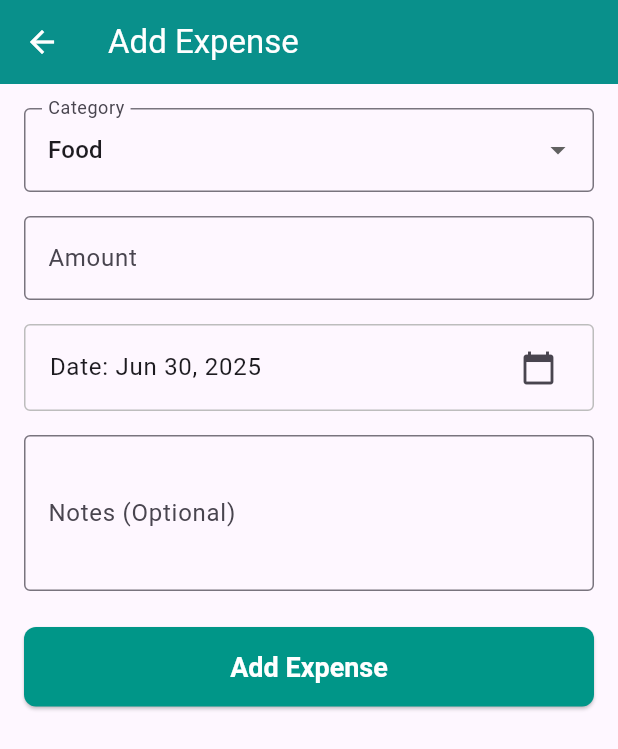
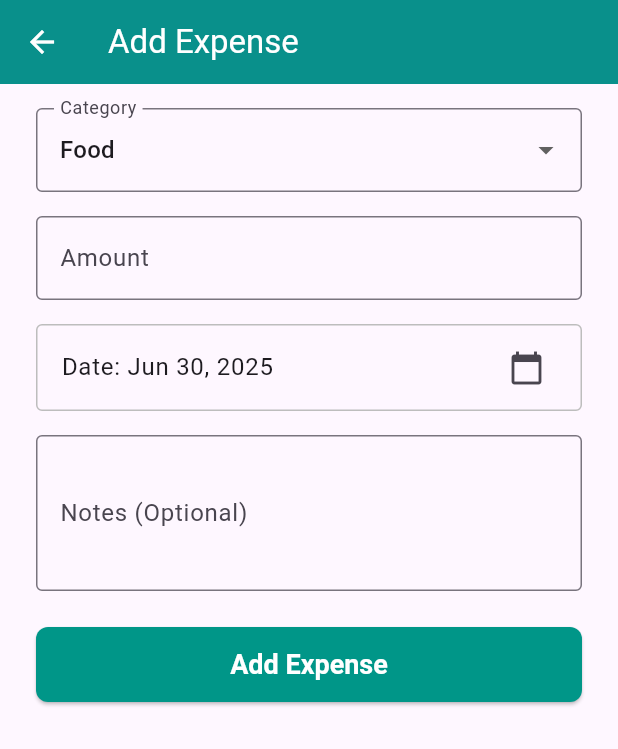
Before and after one commit to arjunajaygit/FlutterExpenseTracker, a Flutter app: the screen it shows once a user with an empty profile is signed in, after a tap on the "add" icon, on a phone screen of 412 x 824 dp. Shown: the top 749 px of the screen. Run offline on Flutter 3.47's test engine with Material 3 defaults, Android fonts, the light colour scheme and no system bars; our stand-ins replace cloud_firestore, firebase_auth, firebase_core, flutter_slidable, get, intl_phone_field and 1 more; accounts and stored records are empty.

Commit message:
Responsive UI

```diff
--- a/lib/screens/add_edit_expense_screen.dart
+++ b/lib/screens/add_edit_expense_screen.dart
@@ -1,78 +1,78 @@
-// /Users/arjun/ExpenseTracker/lib/screens/add_edit_expense_screen.dart
+// lib/screens/add_edit_expense_screen.dart
 import 'package:expense_tracker/controllers/expense_controller.dart';
 import 'package:expense_tracker/models/expense_model.dart';
 import 'package:flutter/material.dart';
 import 'package:get/get.dart';
 import 'package:intl/intl.dart';
+import 'package:responsive_builder/responsive_builder.dart';
 
 class AddEditExpenseScreen extends StatelessWidget {
   final ExpenseController expenseController = Get.find();
-  final Expense? expense; // Null when adding, has value when editing
+  // We still accept the expense object for the initial tap on mobile
+  final Expense? expense;
 
   AddEditExpenseScreen({super.key, this.expense});
 
   @override
   Widget build(BuildContext context) {
+    // Determine if we are editing based on the controller's state now.
+    // The passed 'expense' object is only for the very first build on mobile.
     final isEditing = expense != null;
 
-    return Scaffold(
-      appBar: AppBar(
-        title: Text(isEditing ? 'Edit Expense' : 'Add Expense'),
-      ),
-      body: SingleChildScrollView(
-        padding: const EdgeInsets.all(16.0),
+    final formBody = SingleChildScrollView(
+      padding: const EdgeInsets.symmetric(horizontal: 24, vertical: 16),
       child: Form(
         key: expenseController.formKey,
         child: Column(
           crossAxisAlignment: CrossAxisAlignment.stretch,
           children: [
+            // For desktop, add a title inside the form pane.
+            if (getDeviceType(MediaQuery.of(context).size) != DeviceScreenType.mobile)
+              Padding(
+                padding: const EdgeInsets.only(bottom: 24.0, top: 8.0),
+                // This title is now also reactive
+                child: Obx(
+                  () => Text(
+                    expenseController.editingId.value != null ? 'Edit Expense Details' : 'Add a New Expense',
+                    style: Theme.of(context).textTheme.headlineMedium,
+                  ),
+                ),
+              ),
+
             // Category Dropdown
             Obx(() {
               return DropdownButtonFormField<String>(
                 value: expenseController.selectedCategory.value,
-                  decoration: const InputDecoration(
-                    labelText: 'Category',
-                    border: OutlineInputBorder(),
-                  ),
+                decoration: const InputDecoration(labelText: 'Category'),
                 items: expenseController.categories.map((String category) {
                   return DropdownMenuItem<String>(
                     value: category,
                     child: Text(category),
                   );
                 }).toList(),
-                  onChanged: (newValue) {
-                    expenseController.selectedCategory.value = newValue!;
-                  },
-                  validator: (value) =>
-                      value == null ? 'Please select a category' : null,
+                onChanged: (newValue) => expenseController.selectedCategory.value = newValue!,
+                validator: (value) => value == null ? 'Please select a category' : null,
               );
             }),
             const SizedBox(height: 16),
+
             // Amount Field
             TextFormField(
               controller: expenseController.amountController,
-                decoration: const InputDecoration(
-                  labelText: 'Amount',
-                  prefixText: '₹ ',
-                  border: OutlineInputBorder(),
-                ),
+              decoration: const InputDecoration(labelText: 'Amount', prefixText: '₹ '),
               keyboardType: const TextInputType.numberWithOptions(decimal: true),
               validator: (value) {
-                  if (value == null || value.isEmpty) {
-                    return 'Please enter an amount';
-                  }
-                  if (double.tryParse(value) == null || double.parse(value) <= 0) {
-                    return 'Please enter a valid amount greater than 0';
-                  }
+                if (value == null || value.isEmpty) return 'Please enter an amount';
+                if (double.tryParse(value) == null || double.parse(value) <= 0) return 'Please enter a valid amount';
                 return null;
               },
             ),
             const SizedBox(height: 16),
+
             // Date Picker
             Obx(() {
               return ListTile(
-                  title: Text(
-                      "Date: ${DateFormat.yMMMd().format(expenseController.selectedDate.value)}"),
+                title: Text("Date: ${DateFormat.yMMMd().format(expenseController.selectedDate.value)}"),
                 trailing: const Icon(Icons.calendar_today),
                 onTap: () async {
                   DateTime? picked = await showDatePicker(
@@ -81,9 +81,7 @@ class AddEditExpenseScreen extends StatelessWidget {
                     firstDate: DateTime(2000),
                     lastDate: DateTime.now(),
                   );
-                    if (picked != null) {
-                      expenseController.selectedDate.value = picked;
-                    }
+                  if (picked != null) expenseController.selectedDate.value = picked;
                 },
                 shape: RoundedRectangleBorder(
                   borderRadius: BorderRadius.circular(4),
@@ -92,32 +90,48 @@ class AddEditExpenseScreen extends StatelessWidget {
               );
             }),
             const SizedBox(height: 16),
+
             // Notes Field
             TextFormField(
               controller: expenseController.notesController,
-                decoration: const InputDecoration(
-                  labelText: 'Notes (Optional)',
-                  border: OutlineInputBorder(),
-                ),
+              decoration: const InputDecoration(labelText: 'Notes (Optional)'),
               maxLines: 3,
             ),
             const SizedBox(height: 24),
-              // Save Button
+
+            // --- MODIFIED THIS BUTTON ---
             ElevatedButton(
               onPressed: () {
-                  expenseController.saveExpense(docId: expense?.id);
+                // The controller is now smart enough to know what to do.
+                expenseController.saveExpense();
               },
-                style: ElevatedButton.styleFrom(
-                  padding: const EdgeInsets.symmetric(vertical: 16),
-                  backgroundColor: Colors.teal,
-                  foregroundColor: Colors.white,
+              // This Obx is now listening to a real .obs variable and is correct.
+              child: Obx(() => Text(expenseController.editingId.value != null ? 'Update Expense' : 'Add Expense')),
             ),
-                child: Text(isEditing ? 'Update Expense' : 'Add Expense', style: const TextStyle(fontSize: 18)),
-              ),
+            const SizedBox(height: 16),
+
+            // Add a clear button for desktop convenience
+            if (getDeviceType(MediaQuery.of(context).size) != DeviceScreenType.mobile)
+              TextButton(
+                onPressed: () => expenseController.clearControllers(),
+                child: const Text('Clear Form')
+              )
           ],
         ),
       ),
+    );
+
+    return ScreenTypeLayout.builder(
+      mobile: (BuildContext context) => Scaffold(
+        appBar: AppBar(
+          // On mobile, the title is static based on the initial state
+          title: Text(isEditing ? 'Edit Expense' : 'Add Expense'),
         ),
+        body: formBody,
+      ),
+      // On desktop/tablet, no Scaffold is needed as it's part of a larger layout
+      tablet: (BuildContext context) => formBody,
+      desktop: (BuildContext context) => formBody,
     );
   }
 }
--- a/lib/screens/auth_wrapper.dart
+++ b/lib/screens/auth_wrapper.dart
@@ -1,7 +1,7 @@
 // lib/screens/auth_wrapper.dart
 import 'package:expense_tracker/controllers/auth_controller.dart';
-import 'package:expense_tracker/screens/expense_list_screen.dart';
 import 'package:expense_tracker/screens/login_screen.dart';
+import 'package:expense_tracker/screens/widgets/responsive_layout.dart'; // <<< IMPORT THIS
 import 'package:flutter/material.dart';
 import 'package:get/get.dart';
 
@@ -10,32 +10,26 @@ class AuthWrapper extends GetView<AuthController> {
 
   @override
   Widget build(BuildContext context) {
-    // Obx will react to all observable changes inside it
     return Obx(() {
-      // 1. While the controller is checking the initial auth state, show a loading screen.
       if (!controller.isInitialized.value) {
         return const Scaffold(
           body: Center(child: CircularProgressIndicator()),
         );
       }
 
-      // 2. If user is authenticated, but we are still fetching their data from Firestore,
-      //    keep showing the loading screen to prevent a UI flicker.
       if (controller.firebaseUser.value != null && controller.firestoreUser.value == null) {
         return const Scaffold(
           body: Center(child: CircularProgressIndicator()),
         );
       }
 
-      // 3. Once we know for sure that there's no authenticated user, show the LoginScreen.
-      //    (This covers both the case where the user is logged out, and the case where
-      //     firebaseUser is null and firestoreUser is also null).
       if (controller.firebaseUser.value == null) {
         return LoginScreen();
       }
 
-      // 4. If both the auth user and their Firestore data are ready, show the main app screen.
-      return ExpenseListScreen();
+      // <<< THIS IS THE CHANGE >>>
+      // If the user is logged in, show the responsive layout.
+      return const ResponsiveLayout();
     });
   }
 }
--- a/lib/screens/expense_list_screen.dart
+++ b/lib/screens/expense_list_screen.dart
@@ -2,11 +2,11 @@
 import 'package:expense_tracker/controllers/auth_controller.dart';
 import 'package:expense_tracker/controllers/expense_controller.dart';
 import 'package:expense_tracker/screens/add_edit_expense_screen.dart';
+import 'package:expense_tracker/screens/widgets/expense_list_widget.dart';
 import 'package:flutter/material.dart';
 import 'package:get/get.dart';
-import 'package:intl/intl.dart';
-import 'package:flutter_slidable/flutter_slidable.dart';
 
+// This screen is now just the mobile view.
 class ExpenseListScreen extends StatelessWidget {
   final ExpenseController expenseController = Get.find();
   final AuthController authController = Get.find();
@@ -17,24 +17,8 @@ class ExpenseListScreen extends StatelessWidget {
   Widget build(BuildContext context) {
     return Scaffold(
       appBar: AppBar(
-        // Use Obx to make the title reactive to user data changes
         title: Obx(() {
-          // This correctly checks for the Firestore user's name
           final userName = authController.firestoreUser.value?['name'];
-          if (userName == null) {
-            return const Row(
-              children: [
-                Text('Welcome'),
-                SizedBox(width: 8),
-                SizedBox(
-                  width: 16,
-                  height: 16,
-                  child: CircularProgressIndicator(strokeWidth: 2, color: Colors.white),
-                ),
-              ],
-            );
-          }
-          // THIS IS THE CORRECTED LINE
           return Text('Welcome, $userName!');
         }),
         actions: [
@@ -47,87 +31,12 @@ class ExpenseListScreen extends StatelessWidget {
           )
         ],
       ),
-      body: Column(
-        children: [
-          // Total expenses summary card
-          Padding(
-            padding: const EdgeInsets.all(16.0),
-            child: Card(
-              elevation: 4,
-              child: Padding(
-                padding: const EdgeInsets.all(16.0),
-                child: Obx(() => Text(
-                      'Total Expenses: ₹${expenseController.totalExpenses.value.toStringAsFixed(2)}',
-                      style: Theme.of(context).textTheme.headlineSmall?.copyWith(
-                            color: Colors.teal,
-                            fontWeight: FontWeight.bold,
-                          ),
-                    )),
-              ),
-            ),
-          ),
-          // List of expenses
-          Expanded(
-            child: Obx(() {
-              if (expenseController.expenses.isEmpty) {
-                return const Center(
-                    child: Text('No expenses yet. Add one!',
-                        style: TextStyle(fontSize: 18)));
-              }
-              return ListView.builder(
-                itemCount: expenseController.expenses.length,
-                itemBuilder: (context, index) {
-                  final expense = expenseController.expenses[index];
-                  return Card(
-                    margin:
-                        const EdgeInsets.symmetric(horizontal: 16, vertical: 6),
-                    child: Slidable(
-                      key: ValueKey(expense.id),
-                      endActionPane: ActionPane(
-                        motion: const DrawerMotion(),
-                        children: [
-                          SlidableAction(
-                            onPressed: (context) {
-                              expenseController.deleteExpense(expense.id!);
-                            },
-                            backgroundColor: Colors.red,
-                            foregroundColor: Colors.white,
-                            icon: Icons.delete,
-                            label: 'Delete',
-                          ),
-                        ],
-                      ),
-                      child: ListTile(
-                        leading: CircleAvatar(
-                          backgroundColor: Colors.teal.shade100,
-                          child: Icon(Icons.receipt_long, color: Colors.teal.shade800),
-                        ),
-                        title: Text(expense.category,
-                            style: const TextStyle(fontWeight: FontWeight.bold)),
-                        subtitle: Text(DateFormat.yMMMd().format(expense.date)),
-                        trailing: Text(
-                          '₹${expense.amount.toStringAsFixed(2)}',
-                          style: const TextStyle(
-                            fontWeight: FontWeight.bold,
-                            color: Colors.teal,
-                            fontSize: 16,
-                          ),
-                        ),
-                        onTap: () {
-                          expenseController.setupEditScreen(expense);
-                          Get.to(() => AddEditExpenseScreen(expense: expense));
-                        },
-                      ),
-                    ),
-                  );
-                },
-              );
-            }),
-          ),
-        ],
-      ),
+      // The body is now the reusable widget we created.
+      body: ExpenseListWidget(),
       floatingActionButton: FloatingActionButton(
         onPressed: () {
+          // On mobile, tapping the FAB clears the form controllers and navigates
+          // to the dedicated form screen.
           expenseController.clearControllers();
           Get.to(() => AddEditExpenseScreen());
         },
--- /dev/null
+++ b/lib/screens/widgets/expense_list_widget.dart
@@ -0,0 +1,121 @@
+// lib/screens/widgets/expense_list_widget.dart
+import 'package:expense_tracker/controllers/expense_controller.dart';
+import 'package:expense_tracker/screens/add_edit_expense_screen.dart';
+import 'package:flutter/material.dart';
+import 'package:get/get.dart';
+import 'package:intl/intl.dart';
+import 'package:flutter_slidable/flutter_slidable.dart';
+import 'package:responsive_builder/responsive_builder.dart';
+
+class ExpenseListWidget extends StatelessWidget {
+  final ExpenseController expenseController = Get.find();
+
+  ExpenseListWidget({super.key});
+
+  @override
+  Widget build(BuildContext context) {
+    return Column(
+      children: [
+        // Total expenses summary card
+        Padding(
+          padding: const EdgeInsets.all(16.0),
+          child: Card(
+            elevation: 4,
+            child: Padding(
+              padding: const EdgeInsets.all(16.0),
+              child: Obx(() => Text(
+                'Total Expenses: ₹${expenseController.totalExpenses.value.toStringAsFixed(2)}',
+                style: Theme.of(context).textTheme.headlineSmall?.copyWith(
+                      color: Colors.teal,
+                      fontWeight: FontWeight.bold,
+                    ),
+              )),
+            ),
+          ),
+        ),
+        // List of expenses
+        Expanded(
+          child: Obx(() {
+            if (expenseController.expenses.isEmpty) {
+              return Center(
+                child: Column(
+                  mainAxisAlignment: MainAxisAlignment.center,
+                  children: [
+                    const Text('No expenses yet.', style: TextStyle(fontSize: 18)),
+                    const SizedBox(height: 10),
+                    ElevatedButton.icon(
+                      onPressed: () {
+                        expenseController.clearControllers();
+                        if (getDeviceType(MediaQuery.of(context).size) == DeviceScreenType.mobile) {
+                          Get.to(() => AddEditExpenseScreen());
+                        }
+                      },
+                      icon: const Icon(Icons.add),
+                      label: const Text("Add First Expense"),
+                      style: ElevatedButton.styleFrom(
+                        minimumSize: const Size(180, 45)
+                      ),
+                    )
+                  ],
+                )
+              );
+            }
+            return ListView.builder(
+              itemCount: expenseController.expenses.length,
+              itemBuilder: (context, index) {
+                final expense = expenseController.expenses[index];
+                return Card(
+                  margin:
+                      const EdgeInsets.symmetric(horizontal: 16, vertical: 6),
+                  child: Slidable(
+                    key: ValueKey(expense.id),
+                    endActionPane: ActionPane(
+                      motion: const DrawerMotion(),
+                      children: [
+                        SlidableAction(
+                          onPressed: (context) => expenseController.deleteExpense(expense.id!),
+                          backgroundColor: Colors.red,
+                          foregroundColor: Colors.white,
+                          icon: Icons.delete,
+                          label: 'Delete',
+                        ),
+                      ],
+                    ),
+                    child: ListTile(
+                      leading: CircleAvatar(
+                        backgroundColor: Colors.teal.shade100,
+                        child: Icon(Icons.receipt_long, color: Colors.teal.shade800),
+                      ),
+                      title: Text(expense.category,
+                          style: const TextStyle(fontWeight: FontWeight.bold)),
+                      subtitle: Text(DateFormat.yMMMd().format(expense.date)),
+                      trailing: Text(
+                        '₹${expense.amount.toStringAsFixed(2)}',
+                        style: const TextStyle(
+                          fontWeight: FontWeight.bold,
+                          color: Colors.teal,
+                          fontSize: 16,
+                        ),
+                      ),
+                      onTap: () {
+                        // THIS IS THE RESPONSIVE LOGIC
+                        // 1. Always set up the controller with the selected expense data.
+                        expenseController.setupEditScreen(expense);
+
+                        // 2. On mobile, navigate to a new screen.
+                        // On desktop/tablet, the form is already visible, so we don't need to navigate.
+                        if (getDeviceType(MediaQuery.of(context).size) == DeviceScreenType.mobile) {
+                          Get.to(() => AddEditExpenseScreen(expense: expense));
+                        }
+                      },
+                    ),
+                  ),
+                );
+              },
+            );
+          }),
+        ),
+      ],
+    );
+  }
+}
--- a/pubspec.yaml
+++ b/pubspec.yaml
@@ -37,6 +37,7 @@ dependencies:
   intl: ^0.19.0
   intl_phone_field: ^3.2.0
   provider: ^6.1.2
+  responsive_builder: ^0.4.2
 
   # The following adds the Cupertino Icons font to your application.
   # Use with the CupertinoIcons class for iOS style icons.
```
Also changed, not shown: lib/controllers/expense_controller.dart (+48 -25 lines), lib/screens/widgets/responsive_layout.dart (added, +67 -0 lines), firebase.json, lib/firebase_options.dart, 12 other files. Lines whose indentation alone changed are shown as unchanged.
